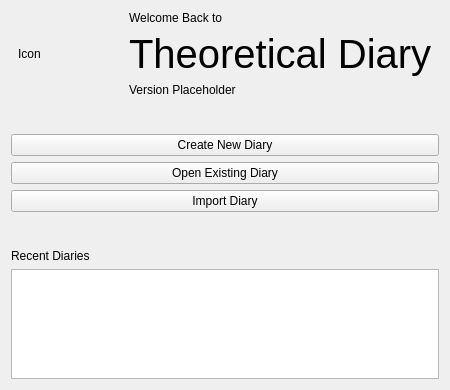
someretical/TheoreticalDiary, file src/gui/MainMenu.ui: the form before one commit.
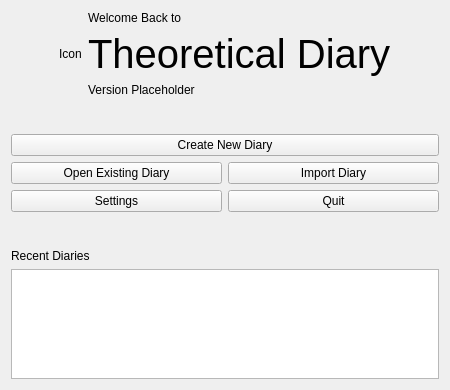
The form after the commit.

The edit to the form file:
```diff
--- a/src/gui/MainMenu.ui
+++ b/src/gui/MainMenu.ui
@@ -33,6 +33,12 @@
        <property name="orientation">
         <enum>Qt::Horizontal</enum>
        </property>
+       <property name="sizeHint" stdset="0">
+        <size>
+         <width>0</width>
+         <height>0</height>
+        </size>
+       </property>
       </spacer>
      </item>
      <item>
@@ -77,6 +83,12 @@
        <property name="orientation">
         <enum>Qt::Horizontal</enum>
        </property>
+       <property name="sizeHint" stdset="0">
+        <size>
+         <width>0</width>
+         <height>0</height>
+        </size>
+       </property>
       </spacer>
      </item>
     </layout>
@@ -102,18 +114,36 @@
     </widget>
    </item>
    <item>
-    <widget class="QPushButton" name="buttonOpenExistingDiary">
+    <layout class="QGridLayout" name="gridLayout">
+     <item row="1" column="1">
+      <widget class="QPushButton" name="buttonQuit">
      <property name="text">
-      <string>Open Existing Diary</string>
+        <string>Quit</string>
      </property>
     </widget>
    </item>
-   <item>
+     <item row="1" column="0">
+      <widget class="QPushButton" name="buttonSettings">
+       <property name="text">
+        <string>Settings</string>
+       </property>
+      </widget>
+     </item>
+     <item row="0" column="1">
     <widget class="QPushButton" name="buttonImportDiary">
      <property name="text">
       <string>Import Diary</string>
      </property>
     </widget>
+     </item>
+     <item row="0" column="0">
+      <widget class="QPushButton" name="buttonOpenExistingDiary">
+       <property name="text">
+        <string>Open Existing Diary</string>
+       </property>
+      </widget>
+     </item>
+    </layout>
    </item>
    <item>
     <spacer name="verticalSpacer_2">
```
Lines whose indentation alone changed are shown as unchanged.
